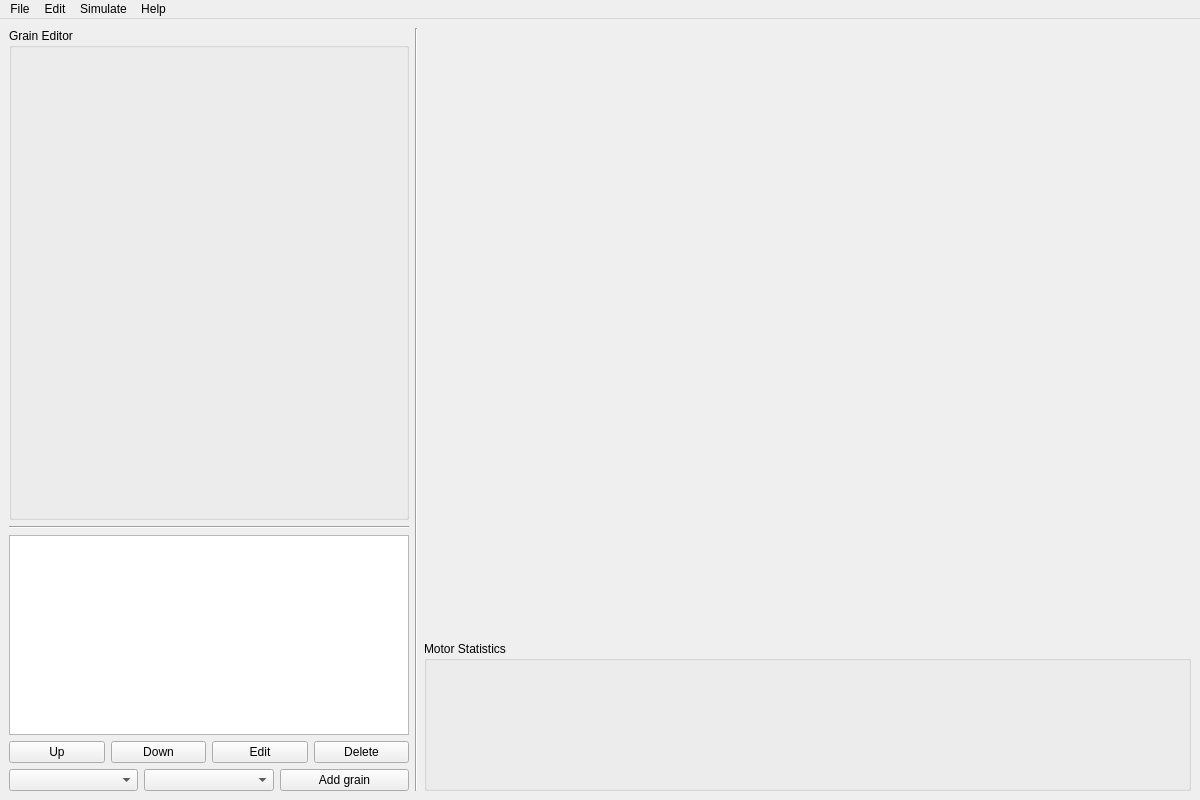
Qt form MainWindow.ui (reilleya/openMotor) before a commit.
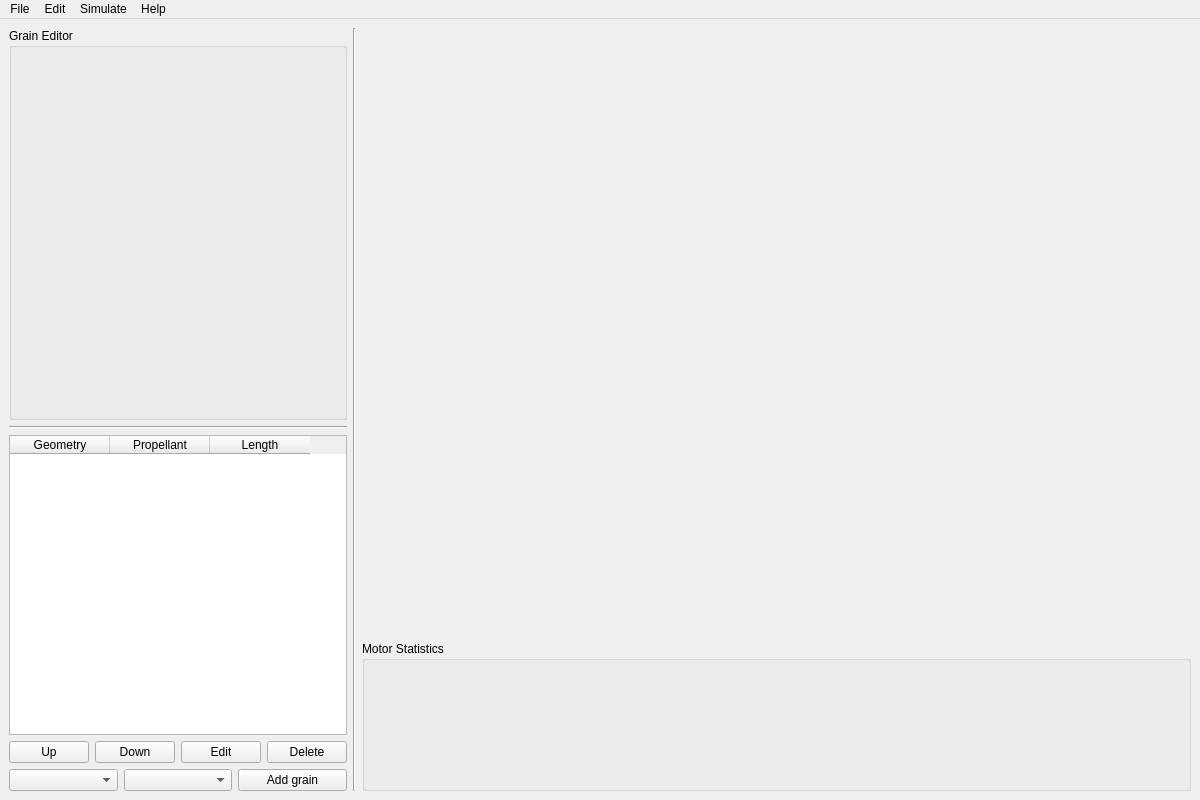
The same form after that commit. Custom widgets are drawn as their Qt base class.

Commit message: Added the majority of the grain editor

```diff
--- a/MainWindow.ui
+++ b/MainWindow.ui
@@ -36,7 +36,7 @@
     <item>
      <layout class="QVBoxLayout" name="verticalLayout">
       <item>
-       <widget class="QGroupBox" name="groupBox_2">
+       <widget class="grainEditor" name="grainEditor">
         <property name="title">
          <string>Grain Editor</string>
         </property>
@@ -50,25 +50,55 @@
        </widget>
       </item>
       <item>
-       <widget class="QListView" name="listViewGrainList">
+       <widget class="QTableWidget" name="tableWidgetGrainList">
         <property name="sizePolicy">
-         <sizepolicy hsizetype="Fixed" vsizetype="Fixed">
+         <sizepolicy hsizetype="Fixed" vsizetype="Expanding">
           <horstretch>0</horstretch>
           <verstretch>0</verstretch>
          </sizepolicy>
         </property>
-        <property name="minimumSize">
-         <size>
-          <width>400</width>
-          <height>200</height>
-         </size>
-        </property>
         <property name="maximumSize">
          <size>
           <width>400</width>
-          <height>200</height>
+          <height>300</height>
          </size>
         </property>
+        <property name="horizontalScrollBarPolicy">
+         <enum>Qt::ScrollBarAlwaysOff</enum>
+        </property>
+        <property name="sizeAdjustPolicy">
+         <enum>QAbstractScrollArea::AdjustIgnored</enum>
+        </property>
+        <property name="selectionBehavior">
+         <enum>QAbstractItemView::SelectRows</enum>
+        </property>
+        <property name="textElideMode">
+         <enum>Qt::ElideNone</enum>
+        </property>
+        <property name="columnCount">
+         <number>3</number>
+        </property>
+        <attribute name="horizontalHeaderCascadingSectionResizes">
+         <bool>false</bool>
+        </attribute>
+        <attribute name="verticalHeaderCascadingSectionResizes">
+         <bool>false</bool>
+        </attribute>
+        <column>
+         <property name="text">
+          <string>Geometry</string>
+         </property>
+        </column>
+        <column>
+         <property name="text">
+          <string>Propellant</string>
+         </property>
+        </column>
+        <column>
+         <property name="text">
+          <string>Length</string>
+         </property>
+        </column>
        </widget>
       </item>
       <item>
@@ -251,6 +281,12 @@
    <header location="global">uilib</header>
    <container>1</container>
   </customwidget>
+  <customwidget>
+   <class>grainEditor</class>
+   <extends>QGroupBox</extends>
+   <header location="global">uilib</header>
+   <container>1</container>
+  </customwidget>
  </customwidgets>
  <resources/>
  <connections/>
```
Left out of the diff: 7 changed lines with no effect on the pictures. The commit also changes 7 other files.
